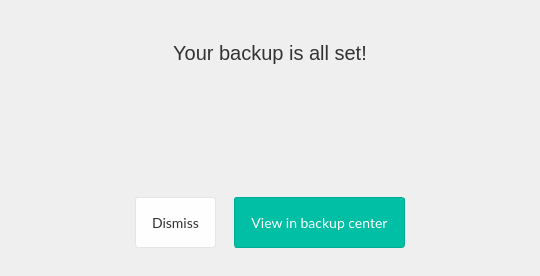
First picture: the form in src/MEGASync/gui/macx/BackupSetupSuccessDialog.ui, repository meganz/MEGAsync, before the edit.
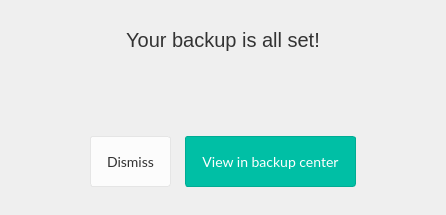
Second picture: the form after the edit. Icons and pictures are not drawn.

Commit message: SNC-1779.  Setup Backup on DesktopApp (new MVC design) Changes:  - Adapt to new sync model and controller  - Update name collision policy: allow device name and backup folder collision (not "My Backups" folder)  - Warn when the target folder is in the rubbish bin  - UI updates (geometry, assets, strings, polish...)  - Code cleanup

Patch:
```diff
--- a/src/MEGASync/gui/macx/BackupSetupSuccessDialog.ui
+++ b/src/MEGASync/gui/macx/BackupSetupSuccessDialog.ui
@@ -6,8 +6,8 @@
    <rect>
     <x>0</x>
     <y>0</y>
-    <width>540</width>
-    <height>276</height>
+    <width>405</width>
+    <height>272</height>
    </rect>
   </property>
   <property name="windowTitle">
@@ -32,8 +32,10 @@
 
 #bDismiss
 {
+background-color: qlineargradient(x1: 0, y1: 0, x2: 0, y2: 1,
+stop: 0 #ffffff, stop: 1 #FCFCFC);
 border: 1px solid #e5e5e5;
-background: #FEFEFE;
+background: #FCFCFC;
 color: #333333;
 }
 
@@ -48,6 +50,9 @@
    <property name="spacing">
     <number>35</number>
    </property>
+   <property name="sizeConstraint">
+    <enum>QLayout::SetFixedSize</enum>
+   </property>
    <property name="leftMargin">
     <number>0</number>
    </property>
@@ -89,11 +94,24 @@
       <number>14</number>
      </property>
      <property name="leftMargin">
-      <number>131</number>
+      <number>50</number>
      </property>
      <property name="rightMargin">
-      <number>131</number>
+      <number>50</number>
      </property>
+     <item>
+      <spacer name="horizontalSpacer_2">
+       <property name="orientation">
+        <enum>Qt::Horizontal</enum>
+       </property>
+       <property name="sizeHint" stdset="0">
+        <size>
+         <width>40</width>
+         <height>20</height>
+        </size>
+       </property>
+      </spacer>
+     </item>
      <item>
       <widget class="QPushButton" name="bDismiss">
        <property name="sizePolicy">
@@ -132,6 +150,19 @@
        </property>
       </widget>
      </item>
+     <item>
+      <spacer name="horizontalSpacer">
+       <property name="orientation">
+        <enum>Qt::Horizontal</enum>
+       </property>
+       <property name="sizeHint" stdset="0">
+        <size>
+         <width>40</width>
+         <height>20</height>
+        </size>
+       </property>
+      </spacer>
+     </item>
     </layout>
    </item>
   </layout>
```
Left out of the diff: 9 changed lines with no effect on the pictures. The commit also changes 25 other files.
